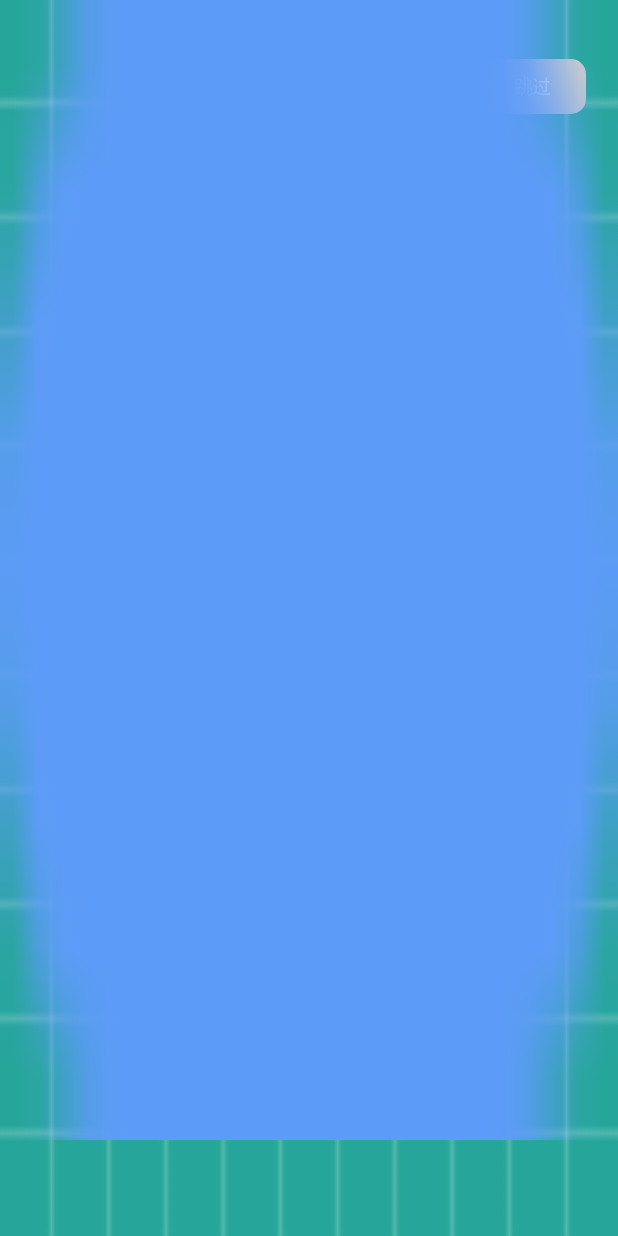
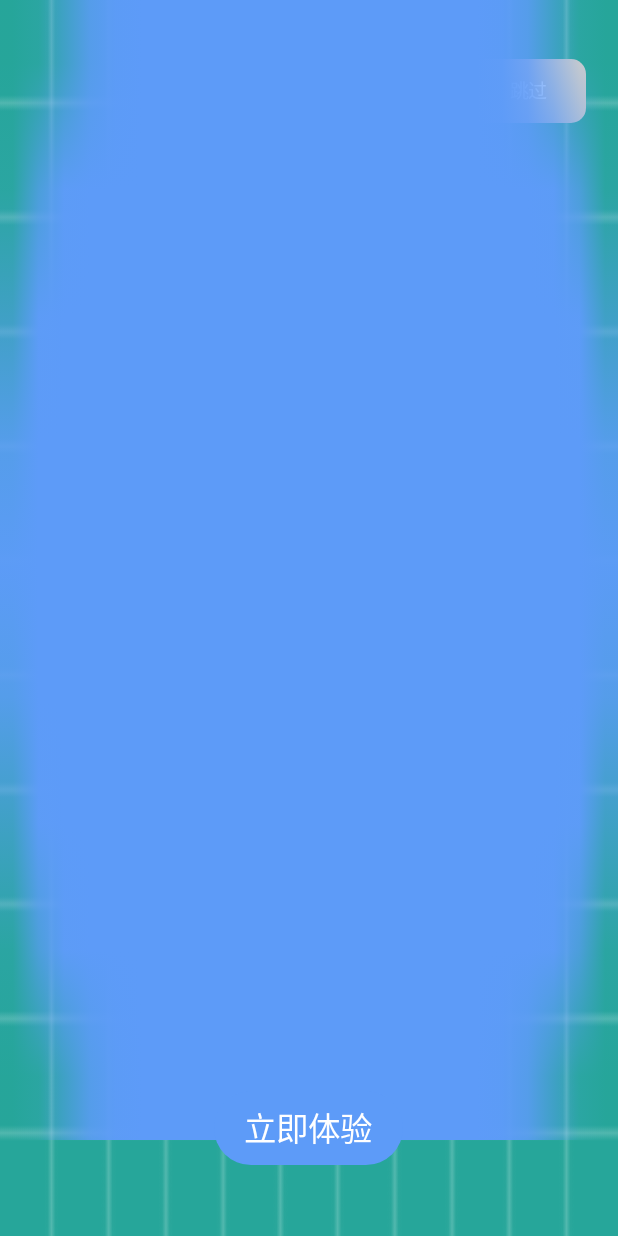
Before and after one commit to supperyan/BaseAndroid, an Android app: the screen it shows after launch (WelcomeActivity), on a phone screen of 412 x 824 dp. Run offline under Robolectric (Android 15) with nearby library versions, the phone set to English and light mode, and no system bars; our stand-ins replace ButterKnife; libraries missing offline, so code that uses them is left out: com.blankj.utilcode; pictures from the network do not load; 4 statements that could not run were skipped.

Commit message:
升级版本，更快更强

```diff
--- a/app/src/main/res/drawable/shape_button_comment.xml
+++ b/app/src/main/res/drawable/shape_button_comment.xml
@@ -2,8 +2,8 @@
 <shape xmlns:android="http://schemas.android.com/apk/res/android">
     <solid android:color="#5d9bf8" />
     <corners
-        android:bottomLeftRadius="8dp"
-        android:bottomRightRadius="8dp"
-        android:topLeftRadius="8dp"
-        android:topRightRadius="8dp" />
+        android:bottomLeftRadius="50dp"
+        android:bottomRightRadius="50dp"
+        android:topLeftRadius="50dp"
+        android:topRightRadius="50dp" />
 </shape>
--- a/app/src/main/res/layout/activity_splash.xml
+++ b/app/src/main/res/layout/activity_splash.xml
@@ -3,6 +3,6 @@
     xmlns:tools="http://schemas.android.com/tools"
     android:layout_width="match_parent"
     android:layout_height="match_parent"
-    android:background="@drawable/splash"
+    android:background="#bcbcbc"
     tools:context=".ui.welcome.SplashActivity">
 </RelativeLayout>
--- a/app/src/main/res/layout/activity_welcome.xml
+++ b/app/src/main/res/layout/activity_welcome.xml
@@ -13,8 +13,8 @@
 
     <TextView
         android:id="@+id/welcome_jump"
-        android:layout_width="130px"
-        android:layout_height="60px"
+        android:layout_width="140px"
+        android:layout_height="70px"
         android:layout_alignParentRight="true"
         android:layout_marginTop="64px"
         android:layout_marginRight="39px"
@@ -35,15 +35,14 @@
 
     <TextView
         android:id="@+id/welcome_experience"
-        android:layout_width="225px"
-        android:layout_height="72px"
+        android:layout_width="230px"
+        android:layout_height="80px"
         android:layout_alignParentBottom="true"
         android:layout_centerHorizontal="true"
         android:layout_marginBottom="77px"
-        android:background="@drawable/shape_experience"
+        android:background="@drawable/shape_button_comment"
         android:gravity="center"
         android:text="立即体验"
         android:textColor="@color/white"
-        android:textSize="36px"
-        android:visibility="gone" />
+        android:textSize="36px" />
 </RelativeLayout>
--- a/app/src/main/res/values/styles.xml
+++ b/app/src/main/res/values/styles.xml
@@ -23,7 +23,7 @@
     </style>
 
     <style name="ThemeSplash" parent="@android:style/Theme.NoTitleBar.Fullscreen">
-        <item name="android:background">@drawable/splash</item>
+        <item name="android:background">@drawable/transparent</item>
         <item name="android:windowNoTitle">true</item>
         <item name="android:windowFullscreen">true</item>
         <item name="windowActionBar">false</item>
```
Also changed, not shown: app/build.gradle (+17 -15 lines), app/src/main/java/com/yecal/qianding/ui/home/HomeFragment.java (+0 -14 lines), app/src/main/res/layout/fragment_home.xml (+9 -2 lines), build.gradle (+10 -5 lines), app/src/main/res/drawable-xhdpi/splash.png (deleted), app/src/main/res/mipmap-hdpi/ic_launcher.png, app/src/main/res/mipmap-mdpi/ic_launcher.png (deleted), app/src/main/res/mipmap-xhdpi/ic_launcher.png, app/src/main/res/mipmap-xxhdpi/ic_launcher.png, gradle/wrapper/gradle-wrapper.properties.
